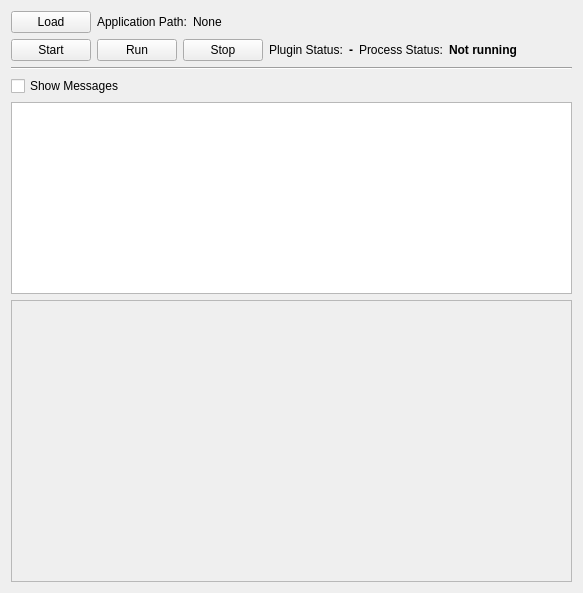
Above: Applications/ctkExampleHost/ctkHostAppExampleWidget.ui from commontk/CTK before the change. Below: the same form after it.
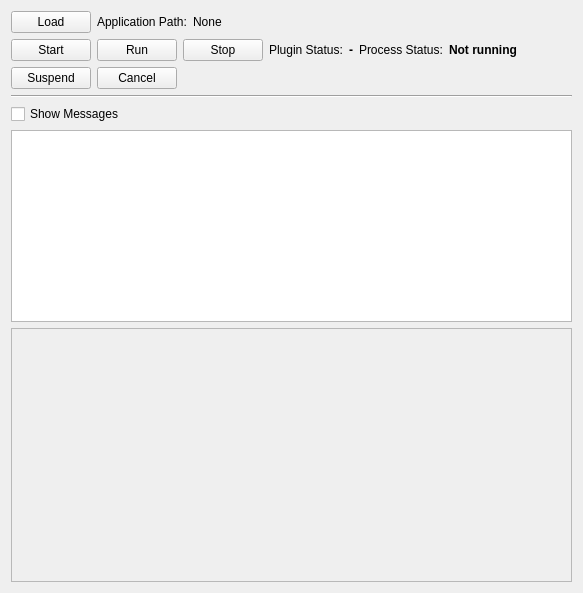
That is the form after the change. Icons and pictures are not drawn. Custom widgets are drawn as their Qt base class.

Commit message: State machine and example hosted app and hosting system done

```diff
--- a/Applications/ctkExampleHost/ctkHostAppExampleWidget.ui
+++ b/Applications/ctkExampleHost/ctkHostAppExampleWidget.ui
@@ -16,8 +16,8 @@
     <verstretch>0</verstretch>
    </sizepolicy>
   </property>
-  <layout class="QVBoxLayout" name="verticalLayout">
-   <item>
+  <layout class="QGridLayout" name="gridLayout">
+   <item row="0" column="0">
     <layout class="QHBoxLayout" name="horizontalLayout_3">
      <item>
       <widget class="QPushButton" name="loadButton">
@@ -55,7 +55,7 @@
      </item>
     </layout>
    </item>
-   <item>
+   <item row="1" column="0">
     <layout class="QHBoxLayout" name="horizontalLayout_2">
      <item>
       <widget class="QPushButton" name="startButton">
@@ -133,14 +133,45 @@
      </item>
     </layout>
    </item>
-   <item>
+   <item row="2" column="0">
+    <layout class="QHBoxLayout" name="horizontalLayout_5">
+     <item>
+      <widget class="QPushButton" name="SuspendButton">
+       <property name="text">
+        <string>Suspend</string>
+       </property>
+      </widget>
+     </item>
+     <item>
+      <widget class="QPushButton" name="CancelButton">
+       <property name="text">
+        <string>Cancel</string>
+       </property>
+      </widget>
+     </item>
+     <item>
+      <spacer name="horizontalSpacer_6">
+       <property name="orientation">
+        <enum>Qt::Horizontal</enum>
+       </property>
+       <property name="sizeHint" stdset="0">
+        <size>
+         <width>40</width>
+         <height>20</height>
+        </size>
+       </property>
+      </spacer>
+     </item>
+    </layout>
+   </item>
+   <item row="3" column="0">
     <widget class="Line" name="line">
      <property name="orientation">
       <enum>Qt::Horizontal</enum>
      </property>
     </widget>
    </item>
-   <item>
+   <item row="4" column="0">
     <layout class="QHBoxLayout" name="horizontalLayout">
      <item>
       <widget class="QCheckBox" name="checkBox">
@@ -167,7 +198,7 @@
      </item>
     </layout>
    </item>
-   <item>
+   <item row="5" column="0">
     <widget class="QTextEdit" name="messageOutput">
      <property name="sizePolicy">
       <sizepolicy hsizetype="MinimumExpanding" vsizetype="MinimumExpanding">
@@ -183,7 +214,7 @@
      </property>
     </widget>
    </item>
-   <item>
+   <item row="6" column="0">
     <widget class="ctkHostedAppPlaceholderWidget" name="placeholderFrame">
      <property name="sizePolicy">
       <sizepolicy hsizetype="Expanding" vsizetype="Expanding">
```
Left out of the diff: 34 changed lines with no effect on the pictures. The commit also changes 10 other files.
